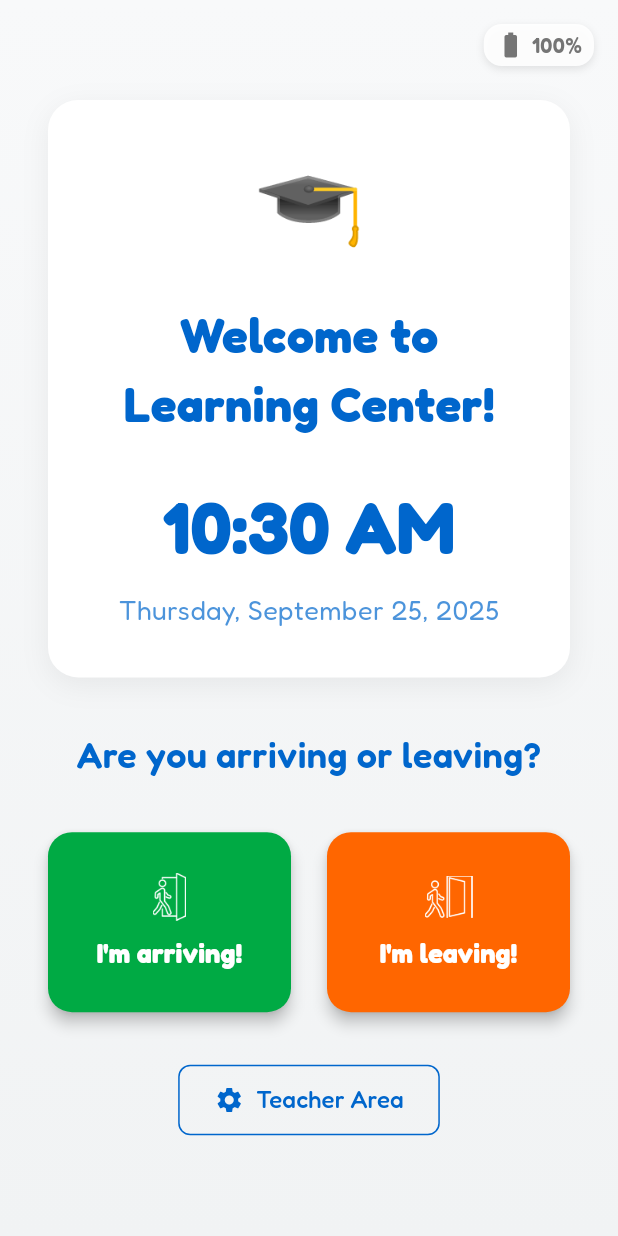
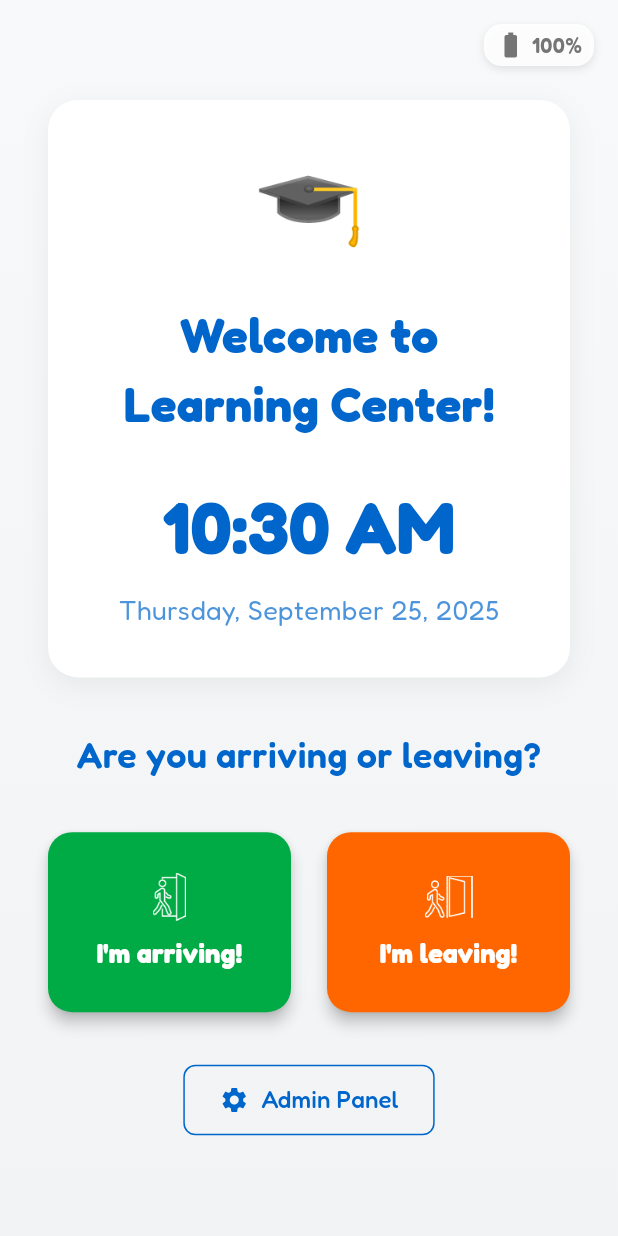
Before and after one commit to aadishsamir123/asdev-qtick, a Flutter app: the screen it shows after launch, on a phone screen of 412 x 824 dp. Run offline on Flutter 3.47's test engine with Material 3 defaults, Android fonts, the light colour scheme and no system bars; our stand-ins replace audioplayers, battery_plus, csv, google_fonts, lottie, package_info_plus and 3 more; missing offline and left inert: in_app_update, mobile_scanner; accounts and stored records are empty.

Commit message:
changed "teacher area" to "admin panel" for consistency

```diff
--- a/qtick_app/lib/main.dart
+++ b/qtick_app/lib/main.dart
@@ -428,7 +428,7 @@ class _HomeScreenState extends State<HomeScreen> with WidgetsBindingObserver {
                         color: AppTheme.appBlue,
                       ),
                       label: Text(
-                        'Teacher Area',
+                        'Admin Panel',
                         style: TextStyle(fontSize: 16, color: AppTheme.appBlue),
                       ),
                       style: OutlinedButton.styleFrom(
```
